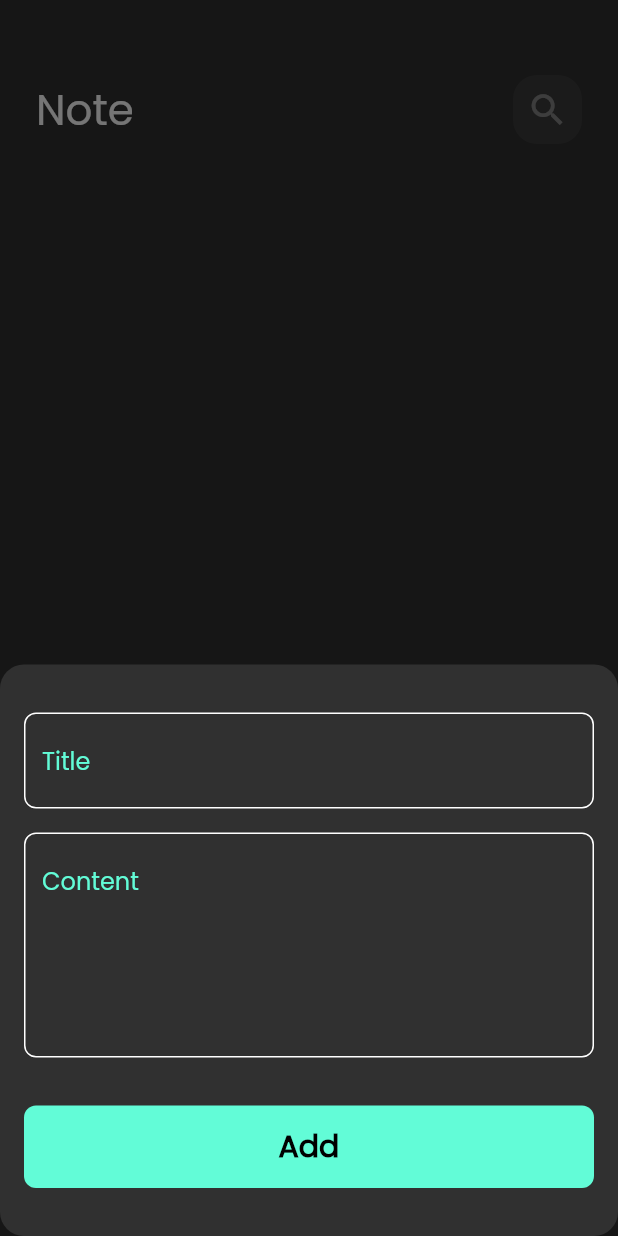
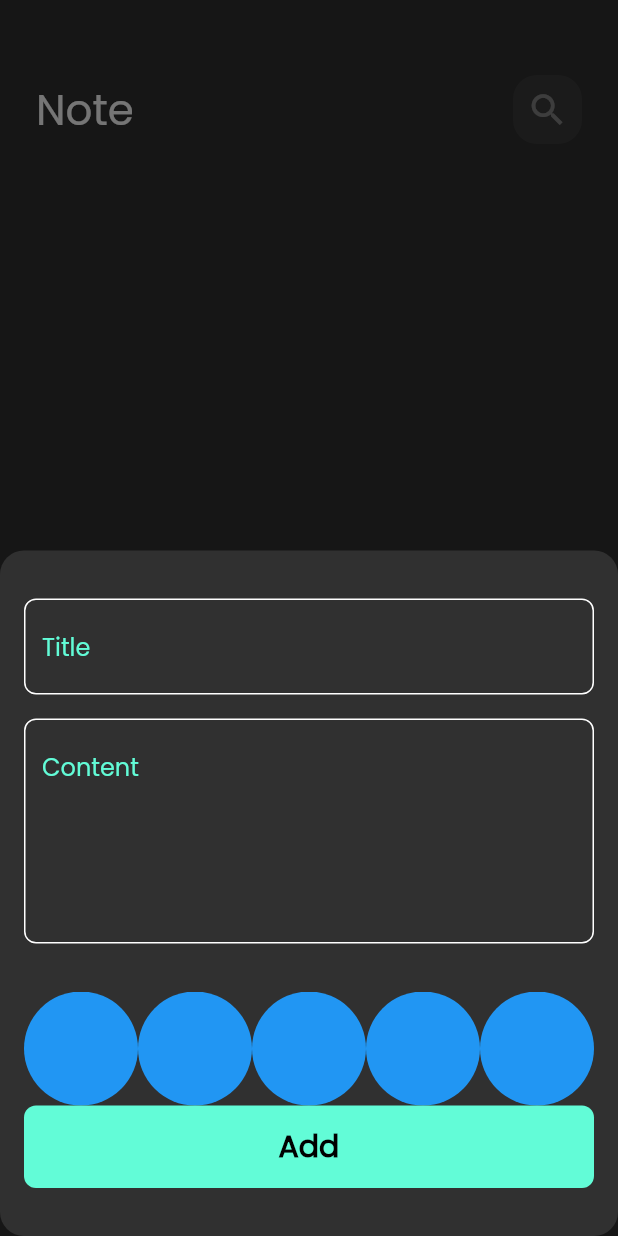
Before and after one commit to MohammedNAbdelsamea/Notes_app, a Flutter app: the screen it shows after launch, after a tap on an icon or button, on a phone screen of 412 x 824 dp. Run offline on Flutter 3.47's test engine with Material 2 defaults, Android fonts, the light colour scheme and no system bars; our stand-ins replace flutter_bloc, font_awesome_flutter, hive, hive_flutter; accounts and stored records are empty.

Commit message:
colors_list_view part1

```diff
--- a/lib/views/widgets/add_note_form.dart
+++ b/lib/views/widgets/add_note_form.dart
@@ -7,6 +7,7 @@ import 'package:intl/intl.dart';
 import 'package:notes_th/cubits/add_note_cubit/add_note_cubit.dart';
 import 'package:notes_th/cubits/add_note_cubit/add_note_state.dart';
 import 'package:notes_th/models/note_model.dart';
+import 'package:notes_th/views/widgets/colors_list_view.dart';
 
 import '../../constants.dart';
 import 'custom_button.dart';
@@ -47,6 +48,7 @@ class _AddNoteFormState extends State<AddNoteForm> {
             maxLines: 5,
           ),
           const SizedBox(height: 32,),
+          ColorsListView(),
           BlocBuilder <AddNoteCubit,AddNoteState>(
 
             builder: (context,state){
--- /dev/null
+++ b/lib/views/widgets/colors_list_view.dart
@@ -0,0 +1,31 @@
+import 'package:flutter/cupertino.dart';
+import 'package:flutter/material.dart';
+
+class ColorItem extends StatelessWidget {
+  const ColorItem({super.key});
+
+  @override
+  Widget build(BuildContext context) {
+    return const CircleAvatar(
+      radius: 38,
+      backgroundColor: Colors.blue,
+    );
+  }
+}
+class ColorsListView extends StatelessWidget {
+  const ColorsListView({super.key});
+
+  @override
+  Widget build(BuildContext context) {
+    return SizedBox(
+      height: 38*2,
+      child: ListView.builder(
+        itemCount: 10,
+          scrollDirection: Axis.horizontal,
+          itemBuilder: (context,index){
+            return const ColorItem();
+          }
+      ),
+    );
+  }
+}
```
